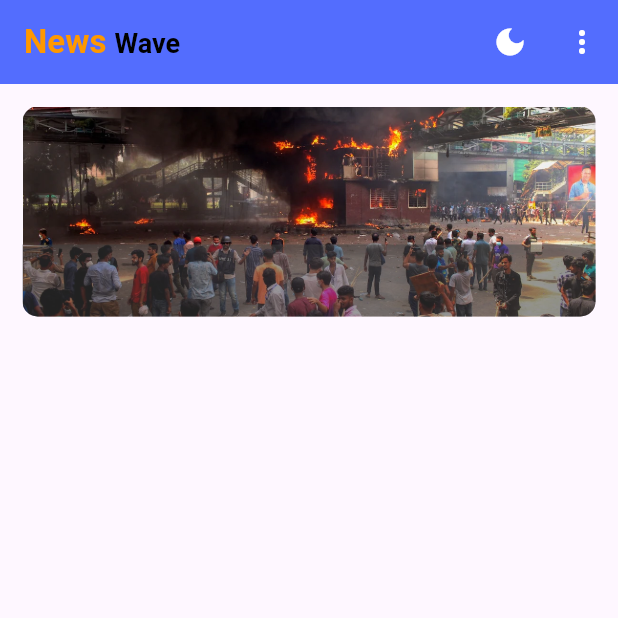
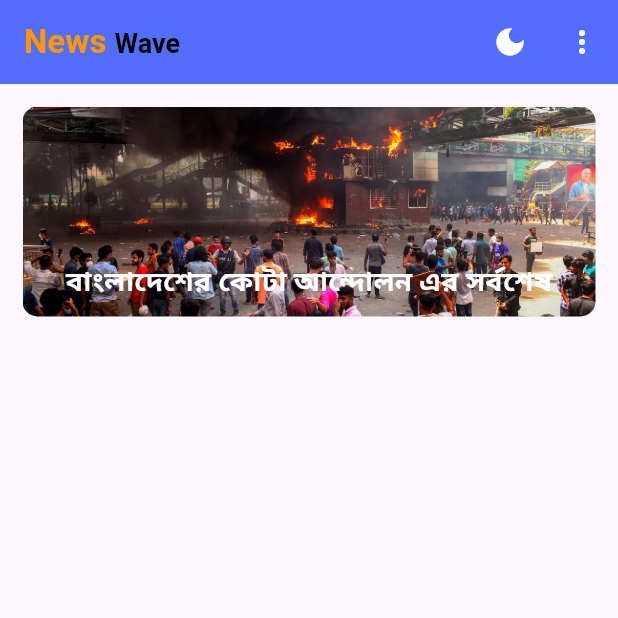
Before and after one commit to alazad214/WaveToday, a Flutter app: the Homepage screen opened directly, on a phone screen of 412 x 824 dp, the top half of it. Run offline on Flutter 3.47's test engine with Material 3 defaults, Android fonts, the phone set to English and light mode, and no system bars; our stand-ins replace another_carousel_pro, firebase_auth, firebase_core, get; accounts and stored records are empty.

Commit message:
slider modifie

```diff
--- a/lib/pages/home.dart
+++ b/lib/pages/home.dart
@@ -40,9 +40,7 @@ class Homepage extends StatelessWidget {
           ],
         ),
         body: Column(
-          children: [
-            Sliders()
-          ],
+          children: [Sliders()],
         ));
   }
 }
--- a/lib/widgets/sliders.dart
+++ b/lib/widgets/sliders.dart
@@ -1,12 +1,12 @@
 import 'package:another_carousel_pro/another_carousel_pro.dart';
-import 'package:flutter/cupertino.dart';
+import 'package:flutter/material.dart';
 
 class Sliders extends StatelessWidget {
   const Sliders({super.key});
 
   @override
   Widget build(BuildContext context) {
-    return  Container(
+    return Container(
         height: 170.0,
         width: double.infinity,
         padding: const EdgeInsets.all(15),
@@ -19,13 +19,29 @@ class Sliders extends StatelessWidget {
             dotSpacing: 0,
             radius: const Radius.circular(10.0),
             borderRadius: true,
+            dotBgColor: Colors.transparent,
             autoplayDuration: const Duration(seconds: 10),
             images: [
               for (int i = 0; i < 10; i++)
-                Image.asset(
-                  "assets/images/news.jpg",
-                  fit: BoxFit.cover,
-                ),
+                Container(
+                  alignment: Alignment.bottomCenter,
+                  padding: const EdgeInsets.symmetric(horizontal: 15, vertical: 10),
+                  decoration: const BoxDecoration(
+                      image: DecorationImage(
+                          image: AssetImage(
+                            "assets/images/news.jpg",
+                          ),
+                          fit: BoxFit.cover)),
+                  child: const Text(
+                    "বাংলাদেশের কোটা আন্দোলন এর সর্বশেষ",
+                    overflow: TextOverflow.ellipsis,
+                    maxLines: 1,
+                    style: TextStyle(
+                        color: Colors.white,
+                        fontSize: 18,
+                        fontWeight: FontWeight.bold),
+                  ),
+                )
             ]));
   }
 }
```
